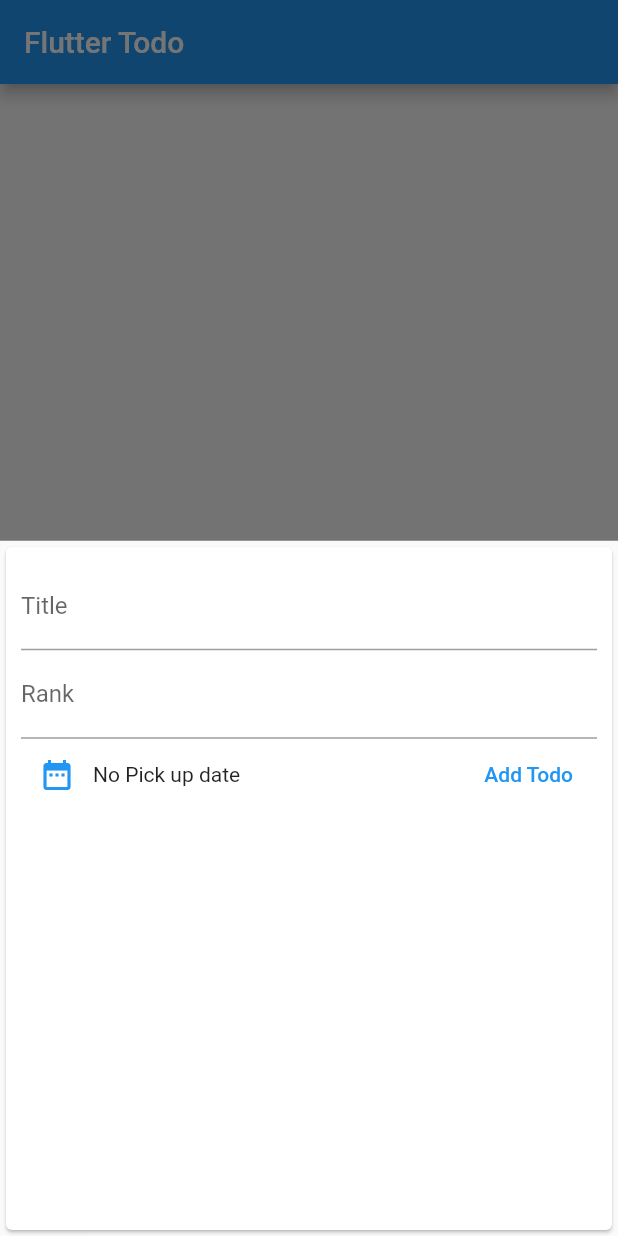
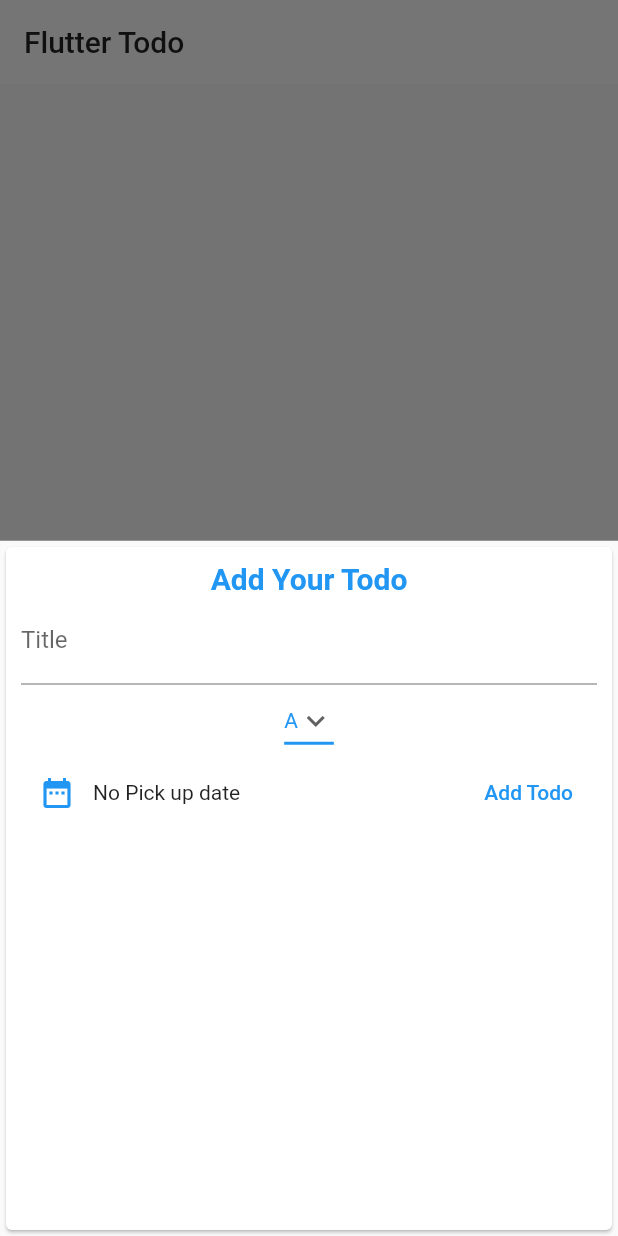
Before and after one commit to MyoMyatAung/flutter_todo, a Flutter app: the Home screen opened directly, after a tap on the "add" icon, on a phone screen of 412 x 824 dp. Run offline on Flutter 3.47's test engine with Material 2 defaults, Android fonts, the phone set to English and light mode, and no system bars; our stand-ins replace flutter_secure_storage; accounts and stored records are empty; network calls fail.

Commit message:
Change Priority Dropdown style

```diff
--- a/lib/main.dart
+++ b/lib/main.dart
@@ -29,7 +29,7 @@ class MyApp extends StatelessWidget {
     return MaterialApp(
       title: 'Flutter Demo',
       theme: ThemeData(
-        primaryColor: Colors.blue,
+        primaryColor: Colors.white,
         accentColor: Colors.blueAccent,
         visualDensity: VisualDensity.adaptivePlatformDensity,
       ),
--- a/lib/screens/home.dart
+++ b/lib/screens/home.dart
@@ -36,6 +36,7 @@ class Home extends StatelessWidget {
     return Scaffold(
       appBar: AppBar(
         title: Text('Flutter Todo'),
+        elevation: 0,
       ),
       body: TodoList(),
       floatingActionButton: FloatingActionButton(
--- a/lib/screens/login.dart
+++ b/lib/screens/login.dart
@@ -4,9 +4,7 @@ import 'package:flutter/material.dart';
 import 'package:flutter_todo/screens/home.dart';
 import 'package:flutter_todo/screens/signup.dart';
 import 'package:flutter_todo/services/auth.dart';
-import 'package:flutter_todo/static/ip_address.dart';
 import 'package:flutter_todo/static/secure_storage.dart';
-import 'package:http/http.dart' as http;
 import 'package:provider/provider.dart';
 
 class Login extends StatelessWidget {
@@ -145,6 +143,7 @@ class Login extends StatelessWidget {
               child: RaisedButton(
                 padding: const EdgeInsets.fromLTRB(40.0, 8.0, 30.0, 8.0),
                 color: Colors.blue,
+                textColor: Colors.white,
                 elevation: 0,
                 shape: RoundedRectangleBorder(
                     borderRadius: BorderRadius.only(
--- a/lib/screens/signup.dart
+++ b/lib/screens/signup.dart
@@ -1,8 +1,6 @@
 import 'package:flutter/material.dart';
 import 'package:flutter_todo/screens/login.dart';
 import 'package:flutter_todo/services/auth.dart';
-import 'package:flutter_todo/static/ip_address.dart';
-import 'package:http/http.dart' as http;
 import 'package:provider/provider.dart';
 
 class SignUp extends StatelessWidget {
@@ -130,6 +128,7 @@ class SignUp extends StatelessWidget {
               child: RaisedButton(
                 padding: const EdgeInsets.fromLTRB(40.0, 8.0, 30.0, 8.0),
                 color: Colors.blue,
+                textColor: Colors.white,
                 elevation: 0,
                 shape: RoundedRectangleBorder(
                     borderRadius: BorderRadius.only(
--- a/lib/services/todo_model.dart
+++ b/lib/services/todo_model.dart
@@ -1,9 +1,11 @@
 import 'dart:collection';
 import 'dart:convert';
+import 'dart:io';
 
 import 'package:flutter/foundation.dart';
 import 'package:flutter_todo/models/todo.dart';
 import 'package:flutter_todo/static/ip_address.dart';
+import 'package:flutter_todo/static/secure_storage.dart';
 import 'package:http/http.dart' as http;
 
 class TodoModel extends ChangeNotifier {
@@ -13,8 +15,9 @@ class TodoModel extends ChangeNotifier {
 
   Future<void> fetchAllTodos() async {
     const url = 'http://${IPAddress.IP_ADDRESS}:3000/get_all_todos';
+    String jwt = await SecureStorage.storage.read(key: 'jwt');
     try {
-      final response = await http.get(url);
+      final response = await http.get(url, headers: {HttpHeaders.authorizationHeader: 'Bearer $jwt'});
       final List<Object> extractedData = json.decode(response.body) as List<Object>;
       print(extractedData);
       List<Todo> loadedTodoList = [];
@@ -29,8 +32,9 @@ class TodoModel extends ChangeNotifier {
     }
   }
 
-  void finishTodo(int index, Todo todo) {
+  void finishTodo(int index, Todo todo) async {
     final url = 'http://${IPAddress.IP_ADDRESS}:3000/update_finished/${todo.id}';
+    String jwt = await SecureStorage.storage.read(key: 'jwt');
     int isFinished;
     if (_todos[index].isFinished == 1) {
       isFinished = 0;
@@ -40,6 +44,7 @@ class TodoModel extends ChangeNotifier {
     http.put(url,
         headers: <String, String>{
           'Content-Type': 'application/json; charset=UTF-8',
+          HttpHeaders.authorizationHeader: 'Bearer $jwt'
         },
         body: json.encode({"isFinished": isFinished}))
       .then((response){
@@ -48,12 +53,14 @@ class TodoModel extends ChangeNotifier {
     });
   }
 
-  void addTodo(String title, String priority, DateTime dateTime, DateTime createdAt) {
+  void addTodo(String title, String priority, DateTime dateTime, DateTime createdAt) async {
     const url = 'http://${IPAddress.IP_ADDRESS}:3000/add_todo';
+    String jwt = await SecureStorage.storage.read(key: 'jwt');
     http
         .post(url,
             headers: <String, String>{
               'Content-Type': 'application/json; charset=UTF-8',
+              HttpHeaders.authorizationHeader: 'Bearer $jwt'
             },
             body: json.encode({
               "title": title,
--- a/lib/widgets/add_todo_item.dart
+++ b/lib/widgets/add_todo_item.dart
@@ -10,6 +10,8 @@ class AddTodoItem extends StatefulWidget {
 
 class _AddTodoItemState extends State<AddTodoItem> {
   DateTime _dateTime;
+  String priorityValue = "A";
+  List<String> priorityValueList = ['A', 'B', 'C'];
 
   void showDatePickerDialog(BuildContext context) async {
     final selectedDate = await showDatePicker(
@@ -17,40 +19,68 @@ class _AddTodoItemState extends State<AddTodoItem> {
         initialDate: DateTime.now(),
         firstDate: DateTime.now(),
         lastDate: DateTime.now().add(Duration(days: 60)));
-    final selectedTime = await showTimePicker(context: context, initialTime: TimeOfDay(hour: 0, minute: 0));
+    final selectedTime = await showTimePicker(
+        context: context, initialTime: TimeOfDay(hour: 0, minute: 0));
     setState(() {
-      _dateTime = DateTime(
-        selectedDate.year,
-        selectedDate.month,
-        selectedDate.day,
-        selectedTime.hour,
-        selectedTime.minute
-      );
+      _dateTime = DateTime(selectedDate.year, selectedDate.month,
+          selectedDate.day, selectedTime.hour, selectedTime.minute);
     });
   }
+
   final titleController = TextEditingController();
-  final rankController = TextEditingController();
   @override
   Widget build(BuildContext context) {
-
-
     return Card(
       child: Container(
         padding: EdgeInsets.all(10),
         child: Column(
-          crossAxisAlignment: CrossAxisAlignment.end,
+          crossAxisAlignment: CrossAxisAlignment.center,
           children: [
+            Text(
+              'Add Your Todo',
+              style: TextStyle(
+                fontSize: 20.0,
+                fontWeight: FontWeight.bold,
+                color: Colors.blue
+              ),
+            ),
             TextField(
               decoration: InputDecoration(
                 labelText: 'Title',
               ),
               controller: titleController,
             ),
-            TextField(
-              decoration: InputDecoration(
-                labelText: 'Rank',
+            // TextField(
+            //   decoration: InputDecoration(
+            //     labelText: 'Rank',
+            //   ),
+            //   controller: rankController,
+            // ),
+            DropdownButton(
+              value: priorityValue,
+              icon: Icon(Icons.keyboard_arrow_down),
+              iconSize: 24,
+              elevation: 16,
+              style: TextStyle(color: Colors.blue),
+              underline: Container(
+                height: 2,
+                color: Colors.blue
               ),
-              controller: rankController,
+              items: priorityValueList
+                  .map<DropdownMenuItem<String>>(
+                    (priority){
+                      return DropdownMenuItem<String>(
+                        child: Text(priority),
+                        value: priority,
+                      );
+                    }
+                  )
+                  .toList(),
+              onChanged: (value){
+                setState(() {
+                  priorityValue = value;
+                });
+              },
             ),
             Row(
               mainAxisAlignment: MainAxisAlignment.spaceBetween,
@@ -79,10 +109,9 @@ class _AddTodoItemState extends State<AddTodoItem> {
                   onPressed: () {
                     Provider.of<TodoModel>(context, listen: false).addTodo(
                         titleController.text,
-                        rankController.text,
+                        priorityValue,
                         _dateTime,
-                        DateTime.now()
-                    );
+                        DateTime.now());
                     Navigator.of(context).pop();
                   },
                 ),
```
